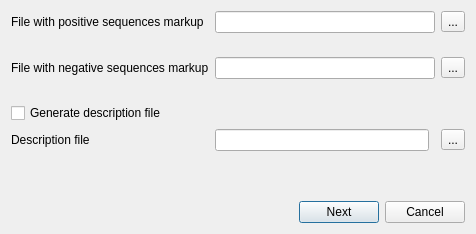
violethaze74/ugene, file src/plugins/expert_discovery/src/ui/ExpertDiscoveryPosNegMrkDialog.ui: the form before one commit.
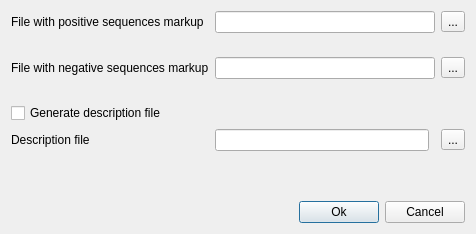
The form after the commit. Icons and pictures are not drawn.

```diff
--- a/src/plugins/expert_discovery/src/ui/ExpertDiscoveryPosNegMrkDialog.ui
+++ b/src/plugins/expert_discovery/src/ui/ExpertDiscoveryPosNegMrkDialog.ui
@@ -157,7 +157,7 @@
      <item>
       <widget class="QPushButton" name="startButton">
        <property name="text">
-        <string>Next</string>
+        <string>Ok</string>
        </property>
        <property name="default">
         <bool>true</bool>
```
Left out of the diff: 2 changed lines with no effect on the pictures.
